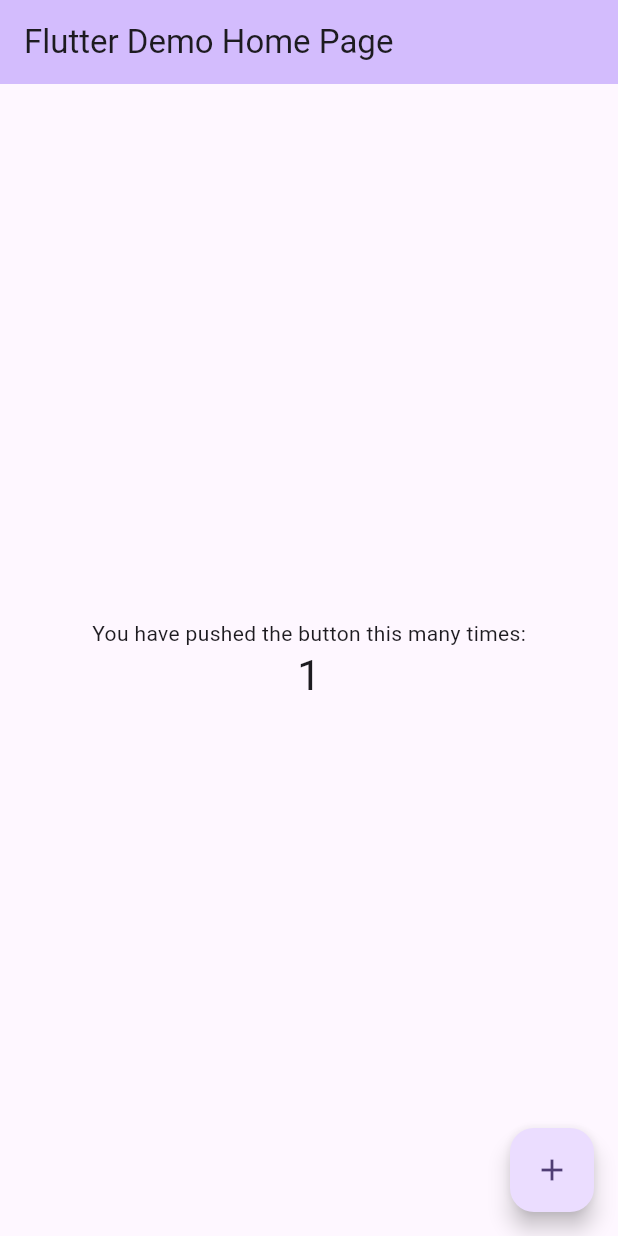
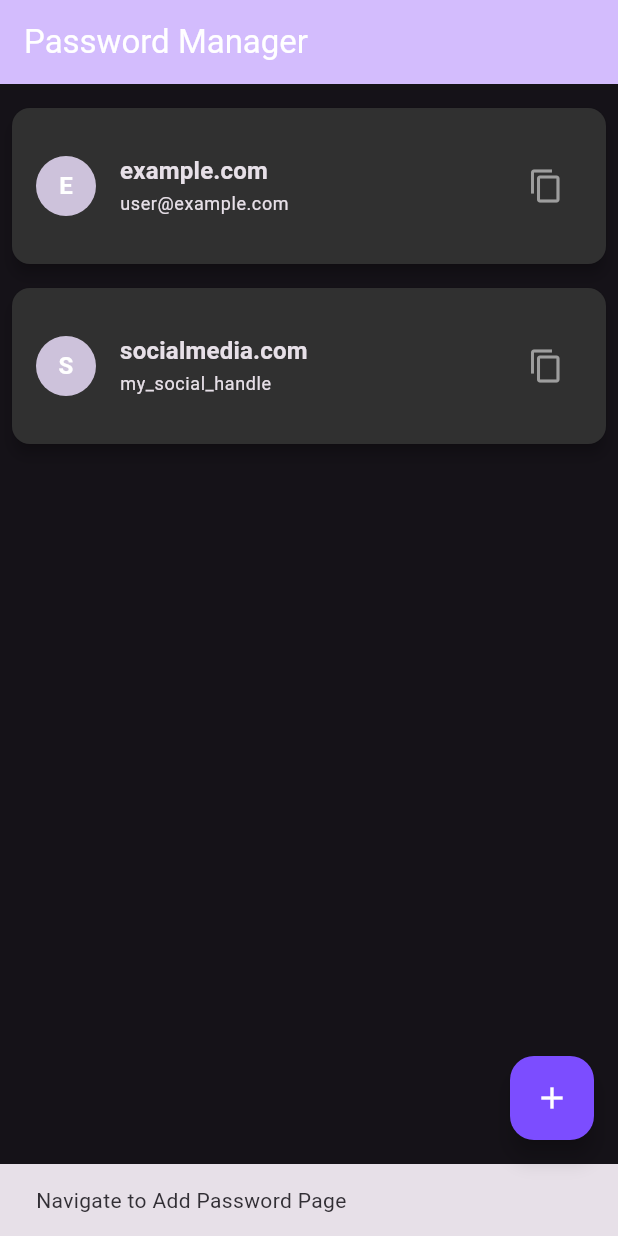
Before and after one commit to could-ai/01983fe3-be01-7d65-a5b3-3d531cb2a41b, a Flutter app: the screen it shows after launch, after a tap on the "add" icon, on a phone screen of 412 x 824 dp. Run offline on Flutter 3.47's test engine with Material 3 defaults, Android fonts, the phone set to English and light mode, and no system bars; our stand-ins replace shared_preferences.

Commit message:
Added shared_preferences dependency for local storage.; Created PasswordEntry data model.; Created LocalStorageService for managing password data locally.; Created PasswordListPage for displaying password entries.; Updated main.dart to set up the Password Manager app theme and home page.

```diff
--- a/usr/lib/main.dart
+++ b/usr/lib/main.dart
@@ -1,4 +1,5 @@
 import 'package:flutter/material.dart';
+import 'package:couldai_user_app/screens/password_list_page.dart';
 
 void main() {
   runApp(const MyApp());
@@ -7,114 +8,40 @@ void main() {
 class MyApp extends StatelessWidget {
   const MyApp({super.key});
 
-  // This widget is the root of your application.
   @override
   Widget build(BuildContext context) {
     return MaterialApp(
-      title: 'Flutter Demo',
+      title: 'Password Manager',
       debugShowCheckedModeBanner: false,
       theme: ThemeData(
-        // This is the theme of your application.
-        //
-        // TRY THIS: Try running your application with "flutter run". You'll see
-        // the application has a purple toolbar. Then, without quitting the app,
-        // try changing the seedColor in the colorScheme below to Colors.green
-        // and then invoke "hot reload" (save your changes or press the "hot
-        // reload" button in a Flutter-supported IDE, or press "r" if you used
-        // the command line to start the app).
-        //
-        // Notice that the counter didn't reset back to zero; the application
-        // state is not lost during the reload. To reset the state, use hot
-        // restart instead.
-        //
-        // This works for code too, not just values: Most code changes can be
-        // tested with just a hot reload.
-        colorScheme: ColorScheme.fromSeed(seedColor: Colors.deepPurple),
+        brightness: Brightness.dark, // Dark theme for a modern look
+        primaryColor: Colors.deepPurple, // A primary color
+        colorScheme: ColorScheme.fromSeed(
+          seedColor: Colors.deepPurple,
+          brightness: Brightness.dark,
+        ),
+        useMaterial3: true,
+        appBarTheme: const AppBarTheme(
+          backgroundColor: Colors.deepPurple,
+          foregroundColor: Colors.white,
+        ),
+        floatingActionButtonTheme: const FloatingActionButtonThemeData(
+          backgroundColor: Colors.deepPurpleAccent,
+          foregroundColor: Colors.white,
+        ),
+        cardTheme: CardTheme(
+          color: Colors.grey[850], // Darker card background
+          elevation: 8.0,
+          shape: RoundedRectangleBorder(
+            borderRadius: BorderRadius.circular(16.0),
+          ),
+        ),
+        listTileTheme: const ListTileThemeData(
+          textColor: Colors.white,
+          subtitleColor: Colors.white70,
+        ),
       ),
-      home: const MyHomePage(title: 'Flutter Demo Home Page'),
+      home: const PasswordListPage(),
     );
   }
 }
-
-class MyHomePage extends StatefulWidget {
-  const MyHomePage({super.key, required this.title});
-
-  // This widget is the home page of your application. It is stateful, meaning
-  // that it has a State object (defined below) that contains fields that affect
-  // how it looks.
-
-  // This class is the configuration for the state. It holds the values (in this
-  // case the title) provided by the parent (in this case the App widget) and
-  // used by the build method of the State. Fields in a Widget subclass are
-  // always marked "final".
-
-  final String title;
-
-  @override
-  State<MyHomePage> createState() => _MyHomePageState();
-}
-
-class _MyHomePageState extends State<MyHomePage> {
-  int _counter = 0;
-
-  void _incrementCounter() {
-    setState(() {
-      // This call to setState tells the Flutter framework that something has
-      // changed in this State, which causes it to rerun the build method below
-      // so that the display can reflect the updated values. If we changed
-      // _counter without calling setState(), then the build method would not be
-      // called again, and so nothing would appear to happen.
-      _counter++;
-    });
-  }
-
-  @override
-  Widget build(BuildContext context) {
-    // This method is rerun every time setState is called, for instance as done
-    // by the _incrementCounter method above.
-    //
-    // The Flutter framework has been optimized to make rerunning build methods
-    // fast, so that you can just rebuild anything that needs updating rather
-    // than having to individually change instances of widgets.
-    return Scaffold(
-      appBar: AppBar(
-        // TRY THIS: Try changing the color here to a specific color (to
-        // Colors.amber, perhaps?) and trigger a hot reload to see the AppBar
-        // change color while the other colors stay the same.
-        backgroundColor: Theme.of(context).colorScheme.inversePrimary,
-        // Here we take the value from the MyHomePage object that was created by
-        // the App.build method, and use it to set our appbar title.
-        title: Text(widget.title),
-      ),
-      body: Center(
-        // Center is a layout widget. It takes a single child and positions it
-        // in the middle of the parent.
-        child: Column(
-          // Column is also a layout widget. It takes a list of children and
-          // arranges them vertically. By default, it sizes itself to fit its
-          // children horizontally, and tries to be as tall as its parent.
-          //
-          // Column has various properties to control how it sizes itself and
-          // how it positions its children. Here we use mainAxisAlignment to
-          // center the children vertically; the main axis here is the vertical
-          // axis because Columns are vertical (the cross axis would be
-          // horizontal).
-          //
-          // TRY THIS: Invoke "debug painting" (choose the "Toggle Debug Paint"
-          // action in the IDE, or press "p" in the console), to see the
-          // wireframe for each widget.
-          mainAxisAlignment: MainAxisAlignment.center,
-          children: <Widget>[
-            const Text('You have pushed the button this many times:'),
-            Text('$_counter', style: Theme.of(context).textTheme.headlineMedium),
-          ],
-        ),
-      ),
-      floatingActionButton: FloatingActionButton(
-        onPressed: _incrementCounter,
-        tooltip: 'Increment',
-        child: const Icon(Icons.add),
-      ), // This trailing comma makes auto-formatting nicer for build methods.
-    );
-  }
-}
--- /dev/null
+++ b/usr/lib/models/password_entry.dart
@@ -0,0 +1,48 @@
+import 'dart:convert';
+
+class PasswordEntry {
+  final String id;
+  final String website;
+  final String username;
+  final String password;
+  final String? notes;
+
+  PasswordEntry({
+    required this.id,
+    required this.website,
+    required this.username,
+    required this.password,
+    this.notes,
+  });
+
+  factory PasswordEntry.fromJson(Map<String, dynamic> json) {
+    return PasswordEntry(
+      id: json['id'] as String,
+      website: json['website'] as String,
+      username: json['username'] as String,
+      password: json['password'] as String,
+      notes: json['notes'] as String?,
+    );
+  }
+
+  Map<String, dynamic> toJson() {
+    return {
+      'id': id,
+      'website': website,
+      'username': username,
+      'password': password,
+      'notes': notes,
+    };
+  }
+
+  static List<PasswordEntry> decode(String passwords) =>
+      (json.decode(passwords) as List<dynamic>)
+          .map<PasswordEntry>((item) => PasswordEntry.fromJson(item))
+          .toList();
+
+  static String encode(List<PasswordEntry> passwords) => json.encode(
+        passwords
+            .map<Map<String, dynamic>>((password) => password.toJson())
+            .toList(),
+      );
+}
--- /dev/null
+++ b/usr/lib/screens/password_list_page.dart
@@ -0,0 +1,123 @@
+import 'package:flutter/material.dart';
+import 'package:couldai_user_app/models/password_entry.dart';
+import 'package:couldai_user_app/services/local_storage_service.dart';
+
+class PasswordListPage extends StatefulWidget {
+  const PasswordListPage({super.key});
+
+  @override
+  State<PasswordListPage> createState() => _PasswordListPageState();
+}
+
+class _PasswordListPageState extends State<PasswordListPage> {
+  final LocalStorageService _localStorageService = LocalStorageService();
+  List<PasswordEntry> _passwords = [];
+  bool _isLoading = true;
+
+  @override
+  void initState() {
+    super.initState();
+    _loadPasswords();
+  }
+
+  Future<void> _loadPasswords() async {
+    setState(() {
+      _isLoading = true;
+    });
+    _passwords = await _localStorageService.loadPasswords();
+    // Add some mock data if the list is empty for demonstration
+    if (_passwords.isEmpty) {
+      _passwords.addAll([
+        PasswordEntry(
+          id: '1',
+          website: 'example.com',
+          username: 'user@example.com',
+          password: 'mySecurePassword123',
+          notes: 'Personal account',
+        ),
+        PasswordEntry(
+          id: '2',
+          website: 'socialmedia.com',
+          username: 'my_social_handle',
+          password: 'AnotherStrongPass!',
+          notes: 'Social media login',
+        ),
+      ]);
+      await _localStorageService.savePasswords(_passwords);
+    }
+    setState(() {
+      _isLoading = false;
+    });
+  }
+
+  @override
+  Widget build(BuildContext context) {
+    return Scaffold(
+      appBar: AppBar(
+        title: const Text('Password Manager'),
+        backgroundColor: Theme.of(context).colorScheme.primary,
+      ),
+      body: _isLoading
+          ? const Center(child: CircularProgressIndicator())
+          : _passwords.isEmpty
+              ? const Center(child: Text('No passwords saved yet. Add one!'))
+              : ListView.builder(
+                  padding: const EdgeInsets.all(8.0),
+                  itemCount: _passwords.length,
+                  itemBuilder: (context, index) {
+                    final passwordEntry = _passwords[index];
+                    return Card(
+                      margin: const EdgeInsets.symmetric(vertical: 8.0),
+                      elevation: 4.0,
+                      shape: RoundedRectangleBorder(
+                        borderRadius: BorderRadius.circular(12.0),
+                      ),
+                      child: ListTile(
+                        contentPadding: const EdgeInsets.all(16.0),
+                        leading: CircleAvatar(
+                          backgroundColor: Theme.of(context).colorScheme.secondary,
+                          child: Text(
+                            passwordEntry.website[0].toUpperCase(),
+                            style: const TextStyle(color: Colors.white, fontWeight: FontWeight.bold),
+                          ),
+                        ),
+                        title: Text(
+                          passwordEntry.website,
+                          style: Theme.of(context).textTheme.titleMedium?.copyWith(fontWeight: FontWeight.bold),
+                        ),
+                        subtitle: Text(
+                          passwordEntry.username,
+                          style: Theme.of(context).textTheme.bodySmall,
+                        ),
+                        trailing: IconButton(
+                          icon: const Icon(Icons.copy, color: Colors.grey),
+                          onPressed: () {
+                            // Implement copy password to clipboard
+                            ScaffoldMessenger.of(context).showSnackBar(
+                              const SnackBar(content: Text('Password copied!')),
+                            );
+                          },
+                        ),
+                        onTap: () {
+                          // Navigate to detail page or show password details
+                          ScaffoldMessenger.of(context).showSnackBar(
+                            SnackBar(content: Text('Viewing details for ${passwordEntry.website}')),
+                          );
+                        },
+                      ),
+                    );
+                  },
+                ),
+      floatingActionButton: FloatingActionButton(
+        onPressed: () {
+          // Navigate to Add/Edit Password Page
+          ScaffoldMessenger.of(context).showSnackBar(
+            const SnackBar(content: Text('Navigate to Add Password Page')),
+          );
+        },
+        tooltip: 'Add Password',
+        child: const Icon(Icons.add),
+      ),
+    );
+  }
+}
--- /dev/null
+++ b/usr/lib/services/local_storage_service.dart
@@ -0,0 +1,28 @@
+import 'package:shared_preferences/shared_preferences.dart';
+import 'package:couldai_user_app/models/password_entry.dart';
+
+class LocalStorageService {
+  static const String _passwordsKey = 'passwords';
+
+  Future<List<PasswordEntry>> loadPasswords() async {
+    final prefs = await SharedPreferences.getInstance();
+    final String? passwordsString = prefs.getString(_passwordsKey);
+
+    if (passwordsString == null) {
+      return [];
+    }
+
+    try {
+      return PasswordEntry.decode(passwordsString);
+    } catch (e) {
+      print('Error decoding passwords: $e');
+      return [];
+    }
+  }
+
+  Future<void> savePasswords(List<PasswordEntry> passwords) async {
+    final prefs = await SharedPreferences.getInstance();
+    final String encodedData = PasswordEntry.encode(passwords);
+    await prefs.setString(_passwordsKey, encodedData);
+  }
+}
--- a/usr/pubspec.yaml
+++ b/usr/pubspec.yaml
@@ -1,3 +1,4 @@
+
 name: couldai_user_app
 description: "A new Flutter project."
 publish_to: 'none'
@@ -9,6 +10,7 @@ dependencies:
     sdk: flutter
   cupertino_icons: ^1.0.8
   supabase_flutter: ^2.9.1
+  shared_preferences: ^2.2.3
 
 dev_dependencies:
   flutter_test:
```
